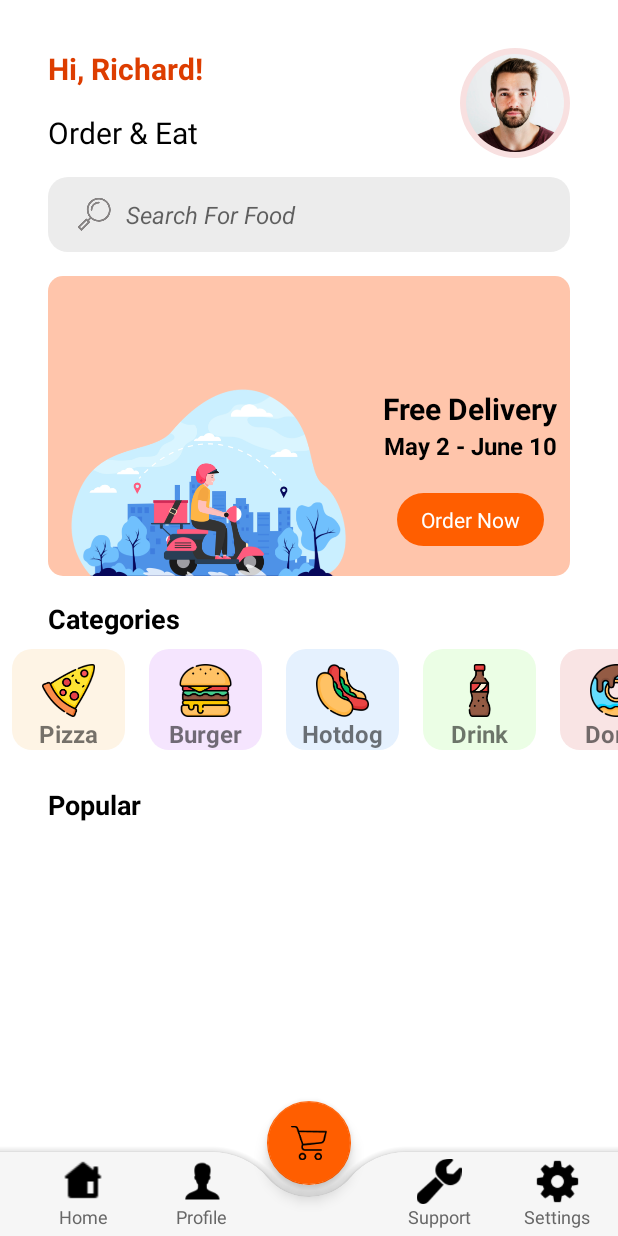
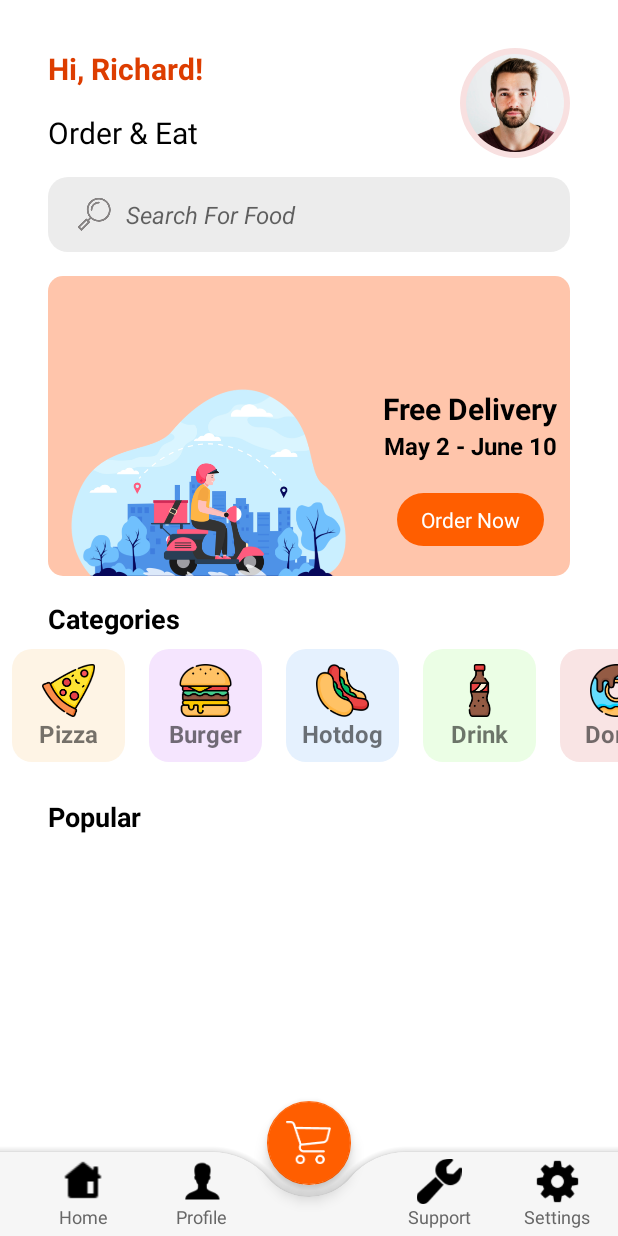
Before and after one commit to George-Bac/food-delivery, an Android app: the MainActivity screen opened directly, with no data from a screen before it, on a phone screen of 412 x 824 dp. Run offline under Robolectric (Android 15) with nearby library versions, the phone set to English and light mode, and no system bars.

Commit message:
Modify title button margin in viewholder_category.xml and modify the tint of the floating button in activity_main.xml

```diff
--- a/app/src/main/res/layout/activity_main.xml
+++ b/app/src/main/res/layout/activity_main.xml
@@ -172,9 +172,12 @@
           android:id="@+id/recyclerViewCategories"
           android:layout_width="match_parent"
           android:layout_height="match_parent"
+          android:clipToPadding="false"
           app:layout_constraintEnd_toEndOf="parent"
           app:layout_constraintStart_toStartOf="parent"
-          app:layout_constraintTop_toBottomOf="@+id/textView10" />
+          app:layout_constraintTop_toBottomOf="@+id/textView10"
+          tools:paddingLeft="22dp"
+          tools:paddingRight="22dp" />
 
         <TextView
           android:id="@+id/textView11"
@@ -354,7 +357,9 @@
       android:elevation="3dp"
       android:src="@drawable/shopping_cart"
       app:backgroundTint="@color/orange"
-      app:layout_anchor="@id/appBar">
+      app:layout_anchor="@id/appBar"
+      app:maxImageSize="30dp"
+      app:tint="@color/white">
 
     </com.google.android.material.floatingactionbutton.FloatingActionButton>
 
--- a/app/src/main/res/layout/viewholder_category.xml
+++ b/app/src/main/res/layout/viewholder_category.xml
@@ -10,10 +10,11 @@
   <TextView
     android:id="@+id/categoryTitle"
     android:layout_width="wrap_content"
-    android:layout_height="wrap_content"
+    android:layout_height="30dp"
     android:text="title"
     android:textSize="16sp"
     android:textStyle="bold"
+    app:layout_constraintBottom_toBottomOf="parent"
     app:layout_constraintEnd_toEndOf="@+id/categoryPic"
     app:layout_constraintStart_toStartOf="@+id/categoryPic"
     app:layout_constraintTop_toBottomOf="@+id/categoryPic" />
```
